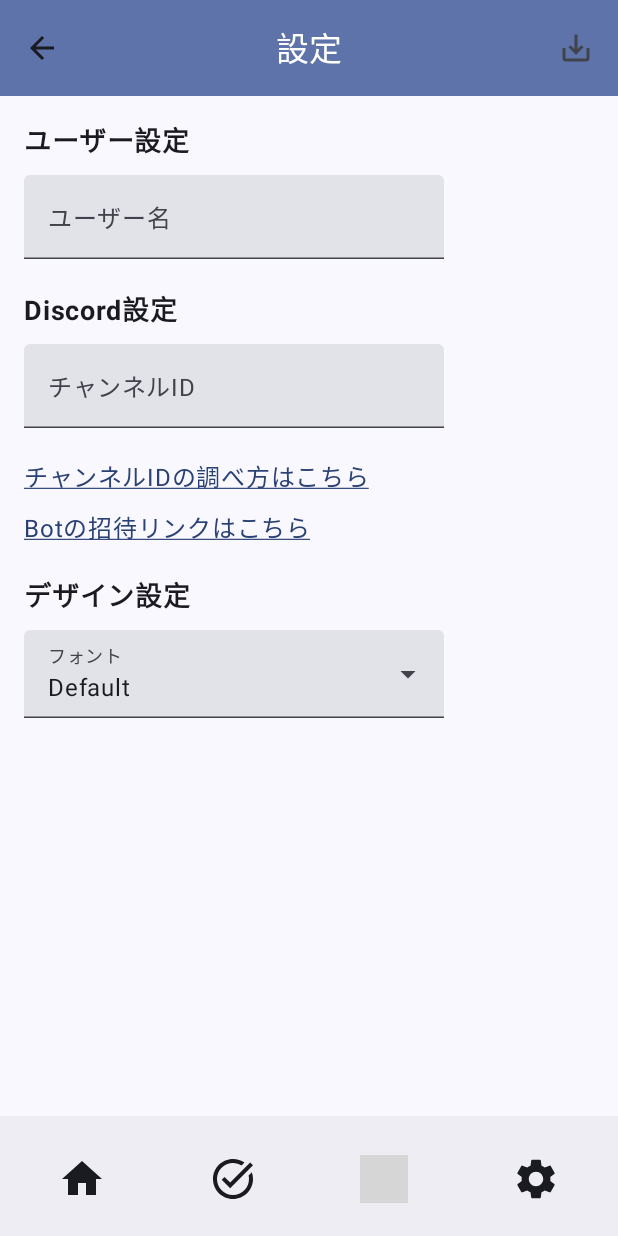
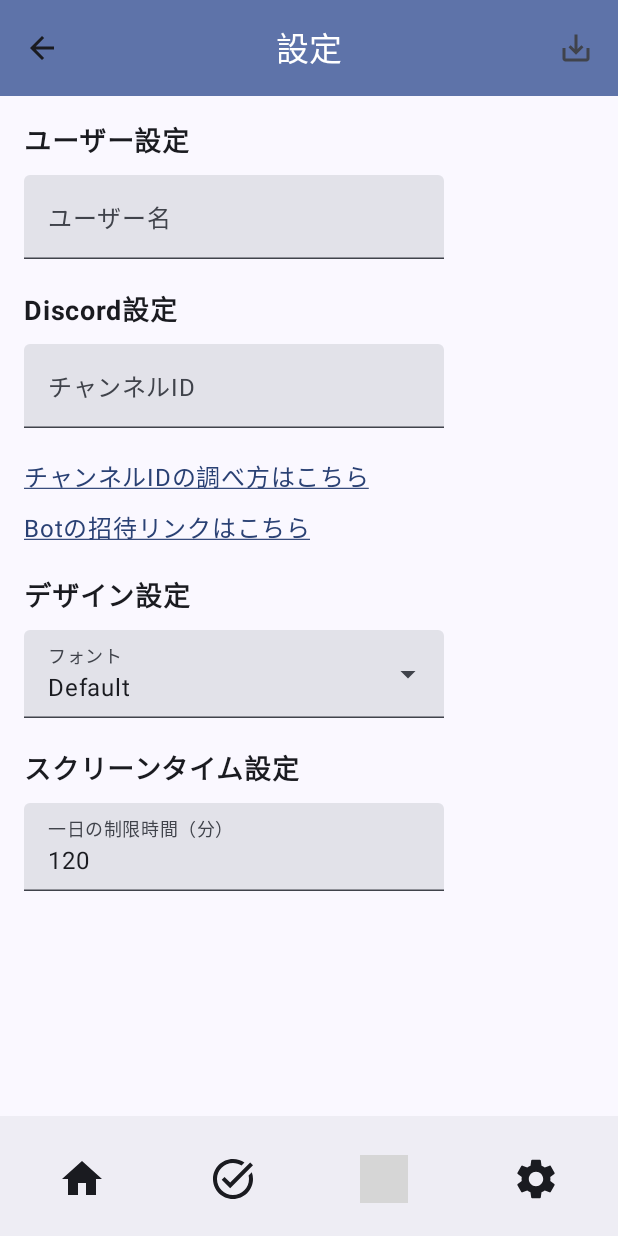
Before and after one commit to ryohamag/DoStudy-Android, an Android app built with Jetpack Compose: the SettingScreen screen opened through its navigation route, on a phone screen of 412 x 824 dp. Run offline under Robolectric (Android 15) with nearby library versions, the phone set to English and light mode, and no system bars; our stand-ins replace AdMob, Dagger/Hilt's generated code, Room's generated code; Roboto replaces fonts that are not available here; 5 statements that could not run were skipped; grey boxes are pictures that could not be loaded.

Commit message:
一日の制限時間設定を実装

```diff
--- a/app/build.gradle.kts
+++ b/app/build.gradle.kts
@@ -110,6 +110,11 @@ android {
         //hilt
         implementation(libs.hilt.android)
         ksp(libs.hilt.android.compiler)
+
+        //DataStore
+        implementation ("androidx.datastore:datastore-preferences:1.1.7")
+
+
     }
 }
 dependencies {
--- a/app/src/main/java/com/websarva/wings/dostudy_android/MainActivity.kt
+++ b/app/src/main/java/com/websarva/wings/dostudy_android/MainActivity.kt
@@ -25,6 +25,7 @@ import android.os.PowerManager
 import android.provider.Settings
 import android.util.Log
 import androidx.activity.viewModels
+import androidx.compose.runtime.collectAsState
 import androidx.core.app.ActivityCompat
 import androidx.core.content.ContextCompat
 import androidx.lifecycle.lifecycleScope
@@ -40,6 +41,7 @@ import dagger.hilt.android.AndroidEntryPoint
 import kotlinx.coroutines.delay
 import kotlinx.coroutines.launch
 import kotlin.getValue
+import kotlin.text.compareTo
 
 @AndroidEntryPoint
 class MainActivity : ComponentActivity() {
@@ -89,7 +91,10 @@ class MainActivity : ComponentActivity() {
                                 selectedFont = mainVM.selectedFont,
                                 selectedFontChange = { mainVM.selectedFont = it },
                                 fonts = FontConstants.fonts,
-                                navController = navController
+                                navController = navController,
+                                dailyLimit = mainVM.dailyLimit.collectAsState().value,
+                                onDailyLimitChange = { limit -> mainVM.saveDailyLimit(limit) }
+
                             )
                         }
                         composable("ToDoList") {
@@ -133,13 +138,8 @@ class MainActivity : ComponentActivity() {
 
     private fun startScreenTimeService() {
         val intent = Intent(this, ScreenTimeService::class.java)
-        intent.putExtra("daily_limit", 120) // 制限時間を設定
-
-        if (Build.VERSION.SDK_INT >= Build.VERSION_CODES.O) {
-            startForegroundService(intent)
-        } else {
-            startService(intent)
-        }
+        // intentからの値渡しは不要（DataStoreから取得するため）
+        startForegroundService(intent)
         Log.d("MainActivity", "ScreenTimeService開始要求")
     }
 
--- a/app/src/main/java/com/websarva/wings/dostudy_android/di/Module.kt
+++ b/app/src/main/java/com/websarva/wings/dostudy_android/di/Module.kt
@@ -10,6 +10,7 @@ import com.websarva.wings.dostudy_android.model.Room.ToDoData.ToDoRoomDataBase
 import com.websarva.wings.dostudy_android.model.Room.UserData.UserDataDao
 import com.websarva.wings.dostudy_android.model.Room.UserData.UserRoomDataBase
 import com.websarva.wings.dostudy_android.model.notification.NotificationHelper
+import com.websarva.wings.dostudy_android.model.repository.DataStoreRepository
 import com.websarva.wings.dostudy_android.model.repository.Repository
 import com.websarva.wings.dostudy_android.viewmodel.MainViewModel
 import dagger.Module
@@ -31,15 +32,21 @@ object Module {
 
     @Provides
     fun provideMainViewModel(
-        repository: Repository, orientationSensor: OrientationSensor
+        repository: Repository, orientationSensor: OrientationSensor, dataStoreRepository: DataStoreRepository
     ): MainViewModel {
-        return MainViewModel(repository, orientationSensor)
+        return MainViewModel(repository, orientationSensor, dataStoreRepository)
     }
 
     @Provides
     @Singleton
     fun provideOrientationSensor(@ApplicationContext context: Context): OrientationSensor {
         return OrientationSensor(context)
+    }
+
+    @Provides
+    @Singleton
+    fun provideDataStoreRepository(@ApplicationContext context: Context): DataStoreRepository {
+        return DataStoreRepository(context)
     }
 
     @Provides
--- /dev/null
+++ b/app/src/main/java/com/websarva/wings/dostudy_android/model/repository/DataStoreRepository.kt
@@ -0,0 +1,33 @@
+package com.websarva.wings.dostudy_android.model.repository
+
+import android.content.Context
+import androidx.datastore.preferences.core.edit
+import androidx.datastore.preferences.core.intPreferencesKey
+import androidx.datastore.preferences.preferencesDataStore
+import kotlinx.coroutines.flow.Flow
+import kotlinx.coroutines.flow.map
+import javax.inject.Inject
+import javax.inject.Singleton
+
+private val Context.dataStore by preferencesDataStore(name = "settings")
+
+@Singleton
+class DataStoreRepository @Inject constructor(
+    private val context: Context
+) {
+    companion object {
+        private val DAILY_LIMIT_KEY = intPreferencesKey("daily_limit")
+    }
+
+    suspend fun saveDailyLimit(limit: Int) {
+        context.dataStore.edit { preferences ->
+            preferences[DAILY_LIMIT_KEY] = limit
+        }
+    }
+
+    fun getDailyLimit(): Flow<Int> {
+        return context.dataStore.data.map { preferences ->
+            preferences[DAILY_LIMIT_KEY] ?: 120 // デフォルト値120分
+        }
+    }
+}
--- a/app/src/main/java/com/websarva/wings/dostudy_android/view/SettingScreen.kt
+++ b/app/src/main/java/com/websarva/wings/dostudy_android/view/SettingScreen.kt
@@ -59,7 +59,9 @@ fun SettingScreen(
     selectedFont: Int,
     selectedFontChange: (Int) -> Unit,
     fonts: List<String>,
-    navController: NavController
+    navController: NavController,
+    dailyLimit: Int,
+    onDailyLimitChange: (Int) -> Unit
 ) {
     Scaffold(
         contentWindowInsets = WindowInsets.systemBars,
@@ -229,6 +231,25 @@ fun SettingScreen(
                     }
                 }
             }
+
+            Spacer(Modifier.height(20.dp))
+
+            Text(
+                text = "スクリーンタイム設定",
+                fontSize = 18.sp,
+                fontWeight = FontWeight.Bold
+            )
+
+            Spacer(Modifier.height(10.dp))
+
+            TextField(
+                value = dailyLimit.toString(),
+                onValueChange = { value ->
+                    value.toIntOrNull()?.let { onDailyLimitChange(it) }
+                },
+                label = { Text("一日の制限時間（分）") },
+                keyboardOptions = KeyboardOptions(keyboardType = KeyboardType.Number)
+            )
         }
     }
 
--- a/app/src/main/java/com/websarva/wings/dostudy_android/viewmodel/MainViewModel.kt
+++ b/app/src/main/java/com/websarva/wings/dostudy_android/viewmodel/MainViewModel.kt
@@ -11,6 +11,7 @@ import com.websarva.wings.dostudy_android.OrientationSensor
 import com.websarva.wings.dostudy_android.model.Room.ResultData.ResultDataTable
 import com.websarva.wings.dostudy_android.model.Room.ToDoData.ToDoDataTable
 import com.websarva.wings.dostudy_android.model.Room.UserData.UserDataTable
+import com.websarva.wings.dostudy_android.model.repository.DataStoreRepository
 import com.websarva.wings.dostudy_android.model.repository.Repository
 import dagger.hilt.android.lifecycle.HiltViewModel
 import kotlinx.coroutines.Dispatchers
@@ -26,7 +27,8 @@ import javax.inject.Inject
 @HiltViewModel
 class MainViewModel @Inject constructor(
     private val repository: Repository,
-    private val orientationSensor: OrientationSensor
+    private val orientationSensor: OrientationSensor,
+    private val dataStoreRepository: DataStoreRepository
 ) : ViewModel() {
     private var _orientation: MutableStateFlow<FloatArray> = orientationSensor.orientation as MutableStateFlow<FloatArray>
     var orientation: StateFlow<FloatArray> = _orientation.asStateFlow()
@@ -48,6 +50,9 @@ class MainViewModel @Inject constructor(
 
     private val _todoList = MutableStateFlow<List<ToDoDataTable>>(listOf())
     val todoList: StateFlow<List<ToDoDataTable>> = _todoList.asStateFlow()
+
+    private val _dailyLimit = MutableStateFlow(120)
+    val dailyLimit: StateFlow<Int> = _dailyLimit.asStateFlow()
 
     var isTimerMode by mutableStateOf(false) // タイマーモードかどうか
     var studyTitle by mutableStateOf("") // 勉強タイトル
@@ -84,6 +89,10 @@ class MainViewModel @Inject constructor(
                 username = userData.username
                 channelId = userData.channelId
                 _addedTimerList.value = userData.addedTimerList
+            }
+
+            dataStoreRepository.getDailyLimit().collect { limit ->
+                _dailyLimit.value = limit
             }
         }
     }
@@ -225,6 +234,12 @@ class MainViewModel @Inject constructor(
         }
     }
 
+    fun saveDailyLimit(limit: Int) {
+        viewModelScope.launch {
+            dataStoreRepository.saveDailyLimit(limit)
+        }
+    }
+
     //変数をリセット
     fun reset() {
         isTimerMode = false
--- a/gradle/libs.versions.toml
+++ b/gradle/libs.versions.toml
@@ -45,6 +45,7 @@ androidx-navigation-compose = { module = "androidx.navigation:navigation-compose
 androidx-room-compiler = { module = "androidx.room:room-compiler", version.ref = "roomRuntime" }
 androidx-room-ktx = { module = "androidx.room:room-ktx", version.ref = "roomRuntime" }
 androidx-room-runtime = { module = "androidx.room:room-runtime", version.ref = "roomRuntime" }
+androidx-x-x-x = { module = "androidx.datastore.datastore-preferences:1.1.1" }
 annotations = { module = "org.jetbrains:annotations", version.ref = "annotations" }
 cascade-compose = { module = "me.saket.cascade:cascade-compose", version.ref = "cascadeCompose" }
 converter-gson = { module = "com.squareup.retrofit2:converter-gson", version.ref = "converterGson" }
```
Also changed, not shown: app/src/main/java/com/websarva/wings/dostudy_android/model/notification/service/ScreenTimeService.kt (+11 -5 lines).
